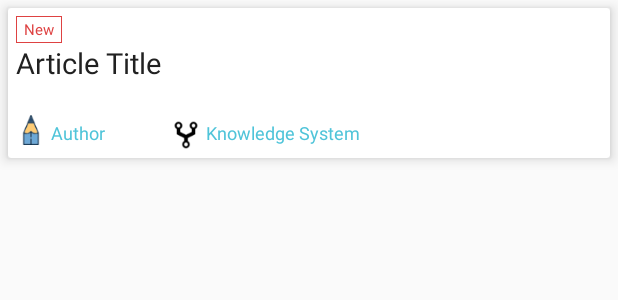
After one commit to littledavid-tech/WanAndroidApp, an Android app: the layout recycler_view_item_home_article.xml on its own in the app's theme, with its tools: preview values and no code run, on a phone screen of 412 x 824 dp. The commit adds this screen. Shown: the top 300 px of the screen. Run offline under Robolectric (Android 15) with nearby library versions, the phone set to English and light mode, and no system bars.

Commit message:
临时提交

```diff
--- a/app/build.gradle
+++ b/app/build.gradle
@@ -35,13 +35,11 @@ dependencies {
     implementation 'io.reactivex.rxjava2:rxandroid:2.1.0'
     //Picasso
     implementation 'com.squareup.picasso:picasso:2.71828'
-
     //retrofit
     implementation 'com.squareup.retrofit2:retrofit:2.4.0'
     implementation 'com.squareup.retrofit2:converter-gson:2.4.0'
     implementation 'com.squareup.retrofit2:adapter-rxjava2:2.4.0'
     implementation 'com.squareup.retrofit2:converter-scalars:2.3.0'
-
     //黄油刀
     implementation 'com.jakewharton:butterknife:8.8.1'
     kapt 'com.jakewharton:butterknife-compiler:8.8.1'
@@ -51,11 +49,9 @@ dependencies {
     implementation 'de.hdodenhof:circleimageview:2.2.0'
     //一个支持下拉刷新和上拉加载的RecyclerView
     implementation 'com.wuxiaolong.pullloadmorerecyclerview:library:1.1.2'
-
     implementation 'com.android.support.constraint:constraint-layout:1.1.3'
     testImplementation 'junit:junit:4.12'
     androidTestImplementation 'com.android.support.test:runner:1.0.2'
     androidTestImplementation 'com.android.support.test.espresso:espresso-core:3.0.2'
-
-
+    implementation 'com.android.support:cardview-v7:28.0.0'
 }
--- a/app/src/main/java/cn/shycoder/wanandroidapp/model/api/HomeArticleService.kt
+++ b/app/src/main/java/cn/shycoder/wanandroidapp/model/api/HomeArticleService.kt
@@ -18,6 +18,9 @@ interface HomeArticleService {
     fun getArticles(@Path("page") pageIndex: Int): io.reactivex.Observable<SuperEntity<Paging<Article>>>
 
     companion object {
+        /**
+         * HomeArticleService的实例
+         * */
         var instance: HomeArticleService = RetrofitUtils.create()
     }
 }
--- a/app/src/main/java/cn/shycoder/wanandroidapp/presenter/contract/ArticleContract.kt
+++ b/app/src/main/java/cn/shycoder/wanandroidapp/presenter/contract/ArticleContract.kt
@@ -1,4 +1,6 @@
 package cn.shycoder.wanandroidapp.presenter.contract
+
+import cn.shycoder.wanandroidapp.model.entity.Article
 
 /**
  * Created by ITSoftware on 11/7/2018.
@@ -6,6 +8,9 @@ package cn.shycoder.wanandroidapp.presenter.contract
 interface ArticleContract {
     interface ArticleView : BaseRecyclerViewContract.BaseRecyclerView {
 
+        fun loadedData(list: List<Article>)
+
+        fun refreshedData(list: List<Article>)
     }
 
     interface ArticlePresenter : BaseRecyclerViewContract.BaseRecyclerPresenter<ArticleView> {
--- /dev/null
+++ b/app/src/main/res/drawable-xhdpi/app_article_red_border_shape.xml
@@ -0,0 +1,6 @@
+<?xml version="1.0" encoding="utf-8"?>
+<shape xmlns:android="http://schemas.android.com/apk/res/android">
+    <stroke
+        android:width="0.5dp"
+        android:color="@color/red" />
+</shape>
--- /dev/null
+++ b/app/src/main/res/layout/recycler_view_item_home_article.xml
@@ -0,0 +1,84 @@
+<?xml version="1.0" encoding="utf-8"?>
+<android.support.v7.widget.CardView xmlns:android="http://schemas.android.com/apk/res/android"
+    xmlns:app="http://schemas.android.com/apk/res-auto"
+    android:layout_width="match_parent"
+    android:layout_height="100dp"
+    android:layout_marginBottom="5dp"
+    android:layout_marginLeft="5dp"
+    android:layout_marginRight="5dp"
+    android:layout_marginTop="5dp"
+    app:cardElevation="5dp">
+
+    <RelativeLayout
+        android:layout_width="match_parent"
+        android:layout_height="match_parent"
+        android:padding="5dp">
+
+        <TextView
+            android:id="@+id/home_article_item_tvTag"
+            style="@style/AppTagTextView"
+            android:text="New" />
+
+        <TextView
+            android:id="@+id/home_article_item_tvTitle"
+            style="@style/TitleTextView"
+            android:layout_width="match_parent"
+            android:layout_height="wrap_content"
+            android:layout_below="@id/home_article_item_tvTag"
+            android:layout_marginRight="10dp"
+            android:layout_toLeftOf="@id/home_article_item_ivLike"
+            android:ellipsize="end"
+            android:maxLines="2"
+            android:text="Article Title " />
+
+        <ImageView
+            android:id="@+id/home_article_item_ivLike"
+            android:layout_width="30dp"
+            android:layout_height="30dp"
+            android:layout_alignParentEnd="true"
+            android:layout_centerVertical="true"
+            android:layout_marginRight="10dp" />
+
+        <ImageView
+            android:id="@+id/home_article_item_ivAuthorIcon"
+            android:layout_width="20dp"
+            android:layout_height="20dp"
+            android:layout_alignParentBottom="true"
+            android:layout_marginBottom="3dp"
+            android:src="@drawable/app_article_author_flag" />
+
+        <TextView
+            android:id="@+id/home_article_item_tvAuthor"
+            style="@style/AppLinkTextView"
+            android:layout_width="70dp"
+            android:layout_alignParentBottom="true"
+            android:layout_marginBottom="3dp"
+            android:layout_marginLeft="3dp"
+            android:layout_toRightOf="@id/home_article_item_ivAuthorIcon"
+            android:ellipsize="end"
+            android:maxLength="20"
+            android:text="Author" />
+
+        <ImageView
+            android:id="@+id/home_article_item_ivKnowledgeSystemIcon"
+            android:layout_width="20dp"
+            android:layout_height="20dp"
+            android:layout_alignParentBottom="true"
+            android:layout_marginLeft="10dp"
+            android:layout_toRightOf="@id/home_article_item_tvAuthor"
+            android:src="@drawable/app_article_knowledge_system" />
+
+        <TextView
+            android:id="@+id/home_article_item_tvKnowledgeSystem"
+            style="@style/AppLinkTextView"
+            android:layout_width="wrap_content"
+            android:layout_alignParentBottom="true"
+            android:layout_marginBottom="3dp"
+            android:layout_marginLeft="3dp"
+            android:layout_toRightOf="@id/home_article_item_ivKnowledgeSystemIcon"
+            android:maxLength="20"
+            android:maxLines="1"
+            android:text="Knowledge System" />
+    </RelativeLayout>
+
+</android.support.v7.widget.CardView>
--- a/app/src/main/res/values/colors.xml
+++ b/app/src/main/res/values/colors.xml
@@ -8,4 +8,6 @@
     <color name="secondary_text">#757575</color>
     <color name="icons">#FFFFFF</color>
     <color name="divider">#BDBDBD</color>
+    <color name="red">#de4242</color>
+    <color name="like_color">#4fc4d9</color>
 </resources>
--- a/app/src/main/res/values/styles.xml
+++ b/app/src/main/res/values/styles.xml
@@ -11,4 +11,26 @@
         <item name="android:divider">@color/divider</item>
     </style>
 
+    <style name="TitleTextView" parent="AppTheme">
+        <item name="android:textColor">@color/primary_text</item>
+        <item name="android:textSize">19dp</item>
+    </style>
+
+    <style name="AppTagTextView">
+        <item name="android:layout_width">wrap_content</item>
+        <item name="android:layout_height">wrap_content</item>
+        <item name="android:background">@drawable/app_article_red_border_shape</item>
+        <item name="android:paddingBottom">2dp</item>
+        <item name="android:paddingLeft">5dp</item>
+        <item name="android:paddingRight">5dp</item>
+        <item name="android:paddingTop">2dp</item>
+        <item name="android:textColor">@color/red</item>
+        <item name="android:textSize">10dp</item>
+    </style>
+
+    <style name="AppLinkTextView">
+        <item name="android:layout_height">wrap_content</item>
+        <item name="android:textColor">@color/like_color</item>
+        <item name="android:textSize">12dp</item>
+    </style>
 </resources>
```
Also changed, not shown: app/src/main/java/cn/shycoder/wanandroidapp/adapter/ArticleAdapter.kt (added, +69 -0 lines), app/src/main/java/cn/shycoder/wanandroidapp/adapter/BaseRecyclerViewAdapter.kt (added, +31 -0 lines), app/src/main/java/cn/shycoder/wanandroidapp/presenter/contract/BaseRecyclerViewContract.kt (+0 -10 lines), app/src/main/java/cn/shycoder/wanandroidapp/view/fragment/ArticleFragment.kt (+16 -3 lines), app/src/main/res/drawable-xhdpi/app_article_author_flag.png (added), app/src/main/res/drawable-xhdpi/app_article_knowledge_system.png (added), app/src/main/res/drawable-xhdpi/app_article_tag.png (added), app/src/main/res/drawable-xhdpi/app_like.png (added), app/src/main/res/drawable-xhdpi/app_unlike.png (added).
